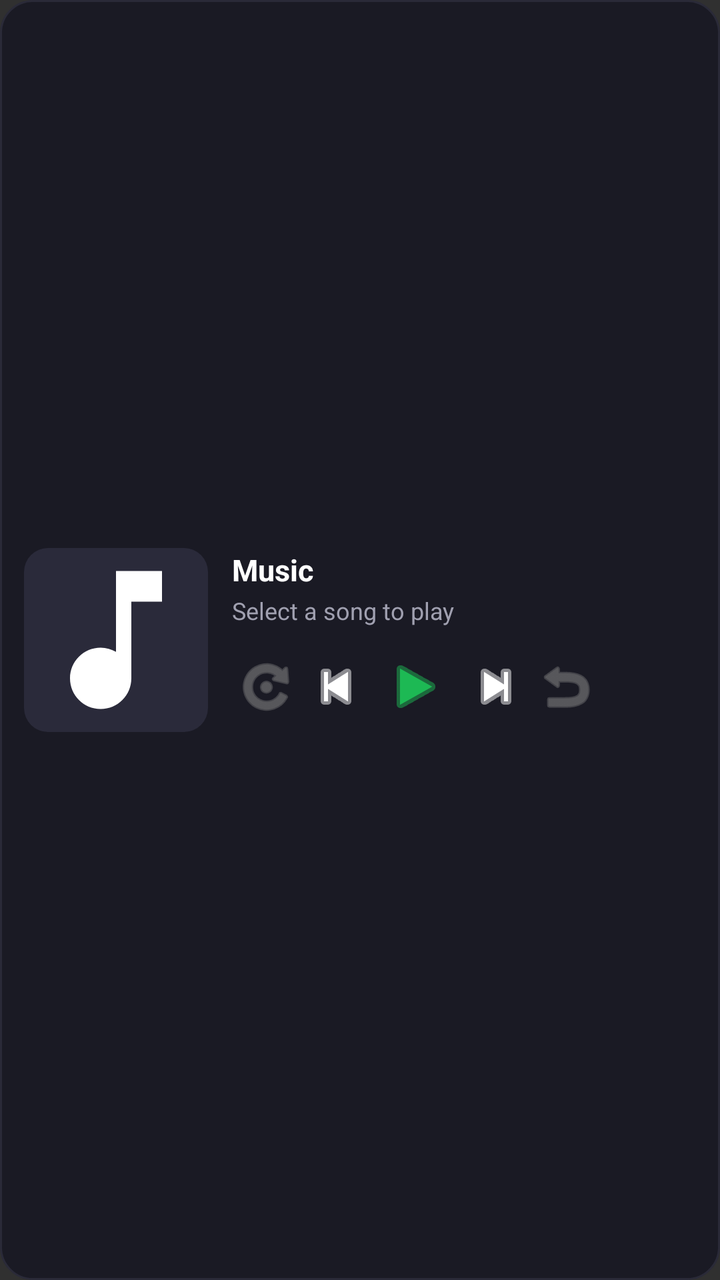
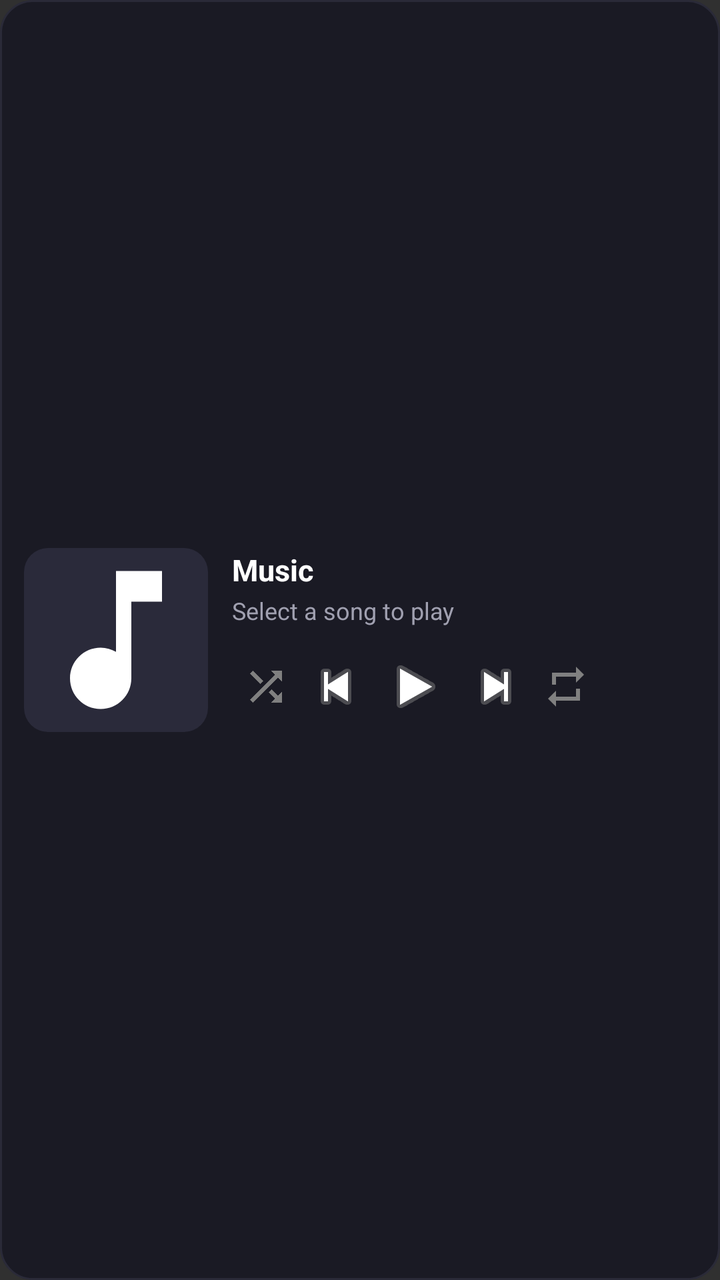

An Android layout rendered at two revisions. The XML below is the earlier revision; the diff shows what the commit changed to produce the second picture.
<!-- AndroidManifest.xml: application theme android:Theme.Material.NoActionBar -->
<!-- res/layout/widget_music_4x2.xml -->
<?xml version="1.0" encoding="utf-8"?>
<LinearLayout xmlns:android="http://schemas.android.com/apk/res/android"
    android:id="@+id/widget_root"
    android:layout_width="match_parent"
    android:layout_height="match_parent"
    android:orientation="horizontal"
    android:padding="12dp"
    android:background="@drawable/widget_bg_dark_card"
    android:gravity="center_vertical">

    <ImageView
        android:id="@+id/widget_album_art"
        android:layout_width="92dp"
        android:layout_height="92dp"
        android:scaleType="centerCrop"
        android:src="@drawable/ic_music_note"
        android:background="@drawable/widget_art_rounded"
        android:contentDescription="Album Art" />

    <LinearLayout
        android:layout_width="0dp"
        android:layout_height="match_parent"
        android:layout_weight="1"
        android:layout_marginStart="12dp"
        android:orientation="vertical"
        android:gravity="center_vertical">

        <TextView
            android:id="@+id/widget_title"
            android:layout_width="match_parent"
            android:layout_height="wrap_content"
            android:text="Music"
            android:textColor="#FFFFFF"
            android:textSize="15sp"
            android:textStyle="bold"
            android:singleLine="true"
            android:ellipsize="marquee"
            android:marqueeRepeatLimit="marquee_forever"
            android:scrollHorizontally="true" />

        <TextView
            android:id="@+id/widget_artist"
            android:layout_width="match_parent"
            android:layout_height="wrap_content"
            android:layout_marginTop="2dp"
            android:text="Select a song to play"
            android:textColor="#A0A0B0"
            android:textSize="12sp"
            android:singleLine="true"
            android:ellipsize="marquee"
            android:marqueeRepeatLimit="marquee_forever"
            android:scrollHorizontally="true" />

        <LinearLayout
            android:layout_width="match_parent"
            android:layout_height="wrap_content"
            android:layout_marginTop="8dp"
            android:orientation="horizontal"
            android:gravity="center_vertical">

            <ImageButton
                android:id="@+id/widget_btn_shuffle"
                android:layout_width="34dp"
                android:layout_height="34dp"
                android:background="?android:attr/selectableItemBackgroundBorderless"
                android:src="@android:drawable/ic_menu_rotate"
                android:tint="#808080"
                android:contentDescription="Shuffle" />

            <ImageButton
                android:id="@+id/widget_btn_previous"
                android:layout_width="36dp"
                android:layout_height="36dp"
                android:background="?android:attr/selectableItemBackgroundBorderless"
                android:src="@android:drawable/ic_media_previous"
                android:tint="#FFFFFF"
                android:contentDescription="Previous" />

            <ImageButton
                android:id="@+id/widget_btn_play_pause"
                android:layout_width="44dp"
                android:layout_height="44dp"
                android:background="?android:attr/selectableItemBackgroundBorderless"
                android:src="@android:drawable/ic_media_play"
                android:tint="#1DB954"
                android:contentDescription="Play/Pause" />

            <ImageButton
                android:id="@+id/widget_btn_next"
                android:layout_width="36dp"
                android:layout_height="36dp"
                android:background="?android:attr/selectableItemBackgroundBorderless"
                android:src="@android:drawable/ic_media_next"
                android:tint="#FFFFFF"
                android:contentDescription="Next" />

            <ImageButton
                android:id="@+id/widget_btn_repeat"
                android:layout_width="34dp"
                android:layout_height="34dp"
                android:background="?android:attr/selectableItemBackgroundBorderless"
                android:src="@android:drawable/ic_menu_revert"
                android:tint="#808080"
                android:contentDescription="Repeat" />
        </LinearLayout>
    </LinearLayout>

</LinearLayout>
<!-- resources referenced by this layout -->
<resources>
  <!-- drawable ic_music_note (drawable) -->
  <vector xmlns:android="http://schemas.android.com/apk/res/android"
      android:width="24dp"
      android:height="24dp"
      android:viewportWidth="24"
      android:viewportHeight="24">
    <path
        android:fillColor="#FFFFFF"
        android:pathData="M12,3v10.55c-0.59,-0.34 -1.27,-0.55 -2,-0.55 -2.21,0 -4,1.79 -4,4s1.79,4 4,4 4,-1.79 4,-4V7h4V3h-6z"/>
  </vector>
  <!-- drawable widget_art_rounded (drawable) -->
  <?xml version="1.0" encoding="utf-8"?>
  <shape xmlns:android="http://schemas.android.com/apk/res/android">
      <solid android:color="#2A2A3A" />
      <corners android:radius="12dp" />
  </shape>
  <!-- drawable widget_bg_dark_card (drawable) -->
  <?xml version="1.0" encoding="utf-8"?>
  <shape xmlns:android="http://schemas.android.com/apk/res/android">
      <solid android:color="#1A1A24" />
      <corners android:radius="16dp" />
      <stroke android:width="1dp" android:color="#2A2A38" />
  </shape>
</resources>

<!-- the commit's change to res/layout/widget_music_4x2.xml (unified diff, before → after) -->
@@ -63,8 +63,7 @@
                 android:layout_width="34dp"
                 android:layout_height="34dp"
                 android:background="?android:attr/selectableItemBackgroundBorderless"
-                android:src="@android:drawable/ic_menu_rotate"
-                android:tint="#808080"
+                android:src="@drawable/ic_widget_shuffle_off"
                 android:contentDescription="Shuffle" />
 
             <ImageButton
@@ -73,7 +72,6 @@
                 android:layout_height="36dp"
                 android:background="?android:attr/selectableItemBackgroundBorderless"
                 android:src="@android:drawable/ic_media_previous"
-                android:tint="#FFFFFF"
                 android:contentDescription="Previous" />
 
             <ImageButton
@@ -82,7 +80,6 @@
                 android:layout_height="44dp"
                 android:background="?android:attr/selectableItemBackgroundBorderless"
                 android:src="@android:drawable/ic_media_play"
-                android:tint="#1DB954"
                 android:contentDescription="Play/Pause" />
 
             <ImageButton
@@ -91,7 +88,6 @@
                 android:layout_height="36dp"
                 android:background="?android:attr/selectableItemBackgroundBorderless"
                 android:src="@android:drawable/ic_media_next"
-                android:tint="#FFFFFF"
                 android:contentDescription="Next" />
 
             <ImageButton
@@ -99,8 +95,7 @@
                 android:layout_width="34dp"
                 android:layout_height="34dp"
                 android:background="?android:attr/selectableItemBackgroundBorderless"
-                android:src="@android:drawable/ic_menu_revert"
-                android:tint="#808080"
+                android:src="@drawable/ic_widget_repeat_off"
                 android:contentDescription="Repeat" />
         </LinearLayout>
     </LinearLayout>
<!-- resource entries referenced after the edit -->
@@ -9,6 +9,26 @@
     <path
         android:fillColor="#FFFFFF"
         android:pathData="M12,3v10.55c-0.59,-0.34 -1.27,-0.55 -2,-0.55 -2.21,0 -4,1.79 -4,4s1.79,4 4,4 4,-1.79 4,-4V7h4V3h-6z"/>
+  </vector>
+  <!-- drawable ic_widget_repeat_off (drawable) -->
+  <vector xmlns:android="http://schemas.android.com/apk/res/android"
+      android:width="24dp"
+      android:height="24dp"
+      android:viewportWidth="24"
+      android:viewportHeight="24">
+    <path
+        android:fillColor="#808080"
+        android:pathData="M7,7h10v3l4,-4 -4,-4v3H5v6h2V7zm10,10H7v-3l-4,4 4,4v-3h12v-6h-2v4z"/>
+  </vector>
+  <!-- drawable ic_widget_shuffle_off (drawable) -->
+  <vector xmlns:android="http://schemas.android.com/apk/res/android"
+      android:width="24dp"
+      android:height="24dp"
+      android:viewportWidth="24"
+      android:viewportHeight="24">
+    <path
+        android:fillColor="#808080"
+        android:pathData="M10.59,9.17L5.41,4L4,5.41l5.17,5.17 1.42,-1.41zM14.5,4l2.04,2.04L4,18.59 5.41,20 17.96,7.45 20,9.5V4h-5.5zM14.83,13.41l-1.41,1.41 3.13,3.13L14.5,20H20v-5.5l-2.04,2.04 -3.13,-3.13z"/>
   </vector>
   <!-- drawable widget_art_rounded (drawable) -->
   <?xml version="1.0" encoding="utf-8"?>
